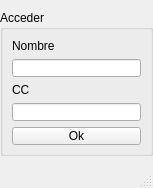
Cthulhu21/Evaluacion, file mainwindow.ui: the form before one commit.
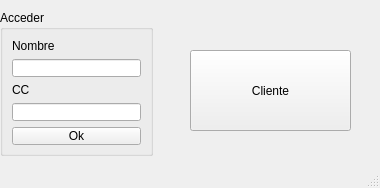
The form after the commit.

```diff
--- a/mainwindow.ui
+++ b/mainwindow.ui
@@ -6,7 +6,7 @@
    <rect>
     <x>0</x>
     <y>0</y>
-    <width>153</width>
+    <width>380</width>
     <height>188</height>
    </rect>
   </property>
@@ -56,6 +56,19 @@
      </item>
     </layout>
    </widget>
+   <widget class="QPushButton" name="pushButton">
+    <property name="geometry">
+     <rect>
+      <x>190</x>
+      <y>50</y>
+      <width>161</width>
+      <height>81</height>
+     </rect>
+    </property>
+    <property name="text">
+     <string>Cliente</string>
+    </property>
+   </widget>
   </widget>
   <widget class="QStatusBar" name="statusbar"/>
  </widget>
```
